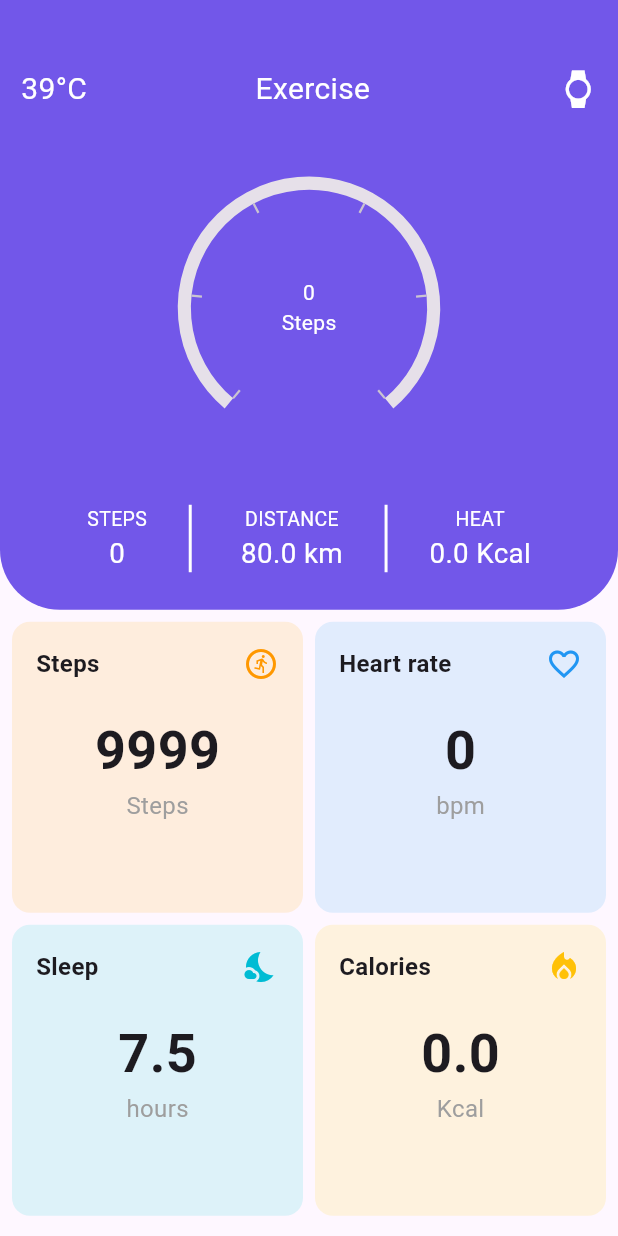
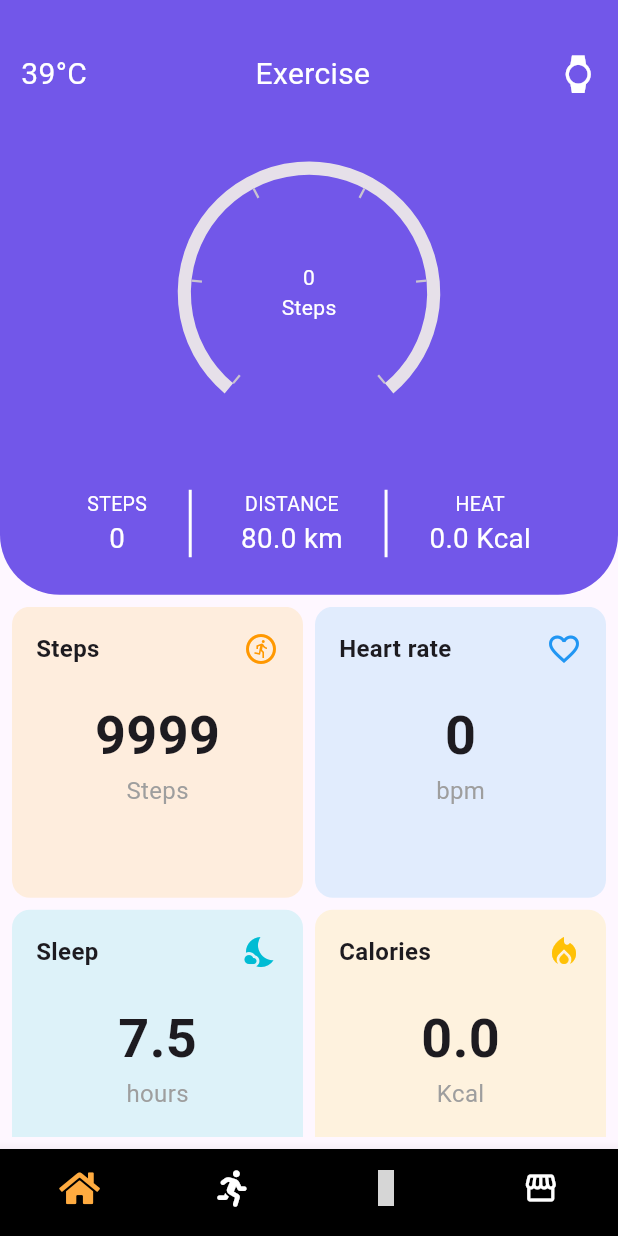
Before and after one commit to DON2604/Fit-Fit-Watch, a Flutter app: the screen it shows after launch, on a phone screen of 412 x 824 dp. Run offline on Flutter 3.47's test engine with Material 3 defaults, Android fonts, the phone set to English and light mode, and no system bars; drawn by our look-alikes of syncfusion_flutter_gauges; our stand-ins replace flutter_vector_icons; network calls fail; grey boxes are pictures that could not be loaded.

Commit message:
added tabs

```diff
--- a/lib/main.dart
+++ b/lib/main.dart
@@ -1,12 +1,12 @@
 import 'package:flutter/material.dart';
-import 'package:watch/screens/landing.dart';
+import 'package:watch/screens/tabs.dart';
 
 void main() {
   runApp(
     const MaterialApp(
       home: Scaffold(
         body: Center(
-          child: LandingPage(),
+          child: TabsScreen(),
         ),
       ),
     ),
--- /dev/null
+++ b/lib/screens/tabs.dart
@@ -0,0 +1,56 @@
+import 'package:flutter/material.dart';
+import 'package:flutter_vector_icons/flutter_vector_icons.dart';
+import 'package:watch/screens/ai.dart';
+import 'package:watch/screens/landing.dart';
+
+class TabsScreen extends StatefulWidget {
+  const TabsScreen({super.key});
+
+  @override
+  State<TabsScreen> createState() {
+    return _TabsScreenState();
+  }
+}
+
+class _TabsScreenState extends State<TabsScreen> {
+  int _selectedPageIndex = 0;
+
+  void _selectedPage(int index) {
+    setState(() {
+      _selectedPageIndex = index;
+    });
+  }
+
+  @override
+  Widget build(BuildContext context) {
+    Widget activePage = const LandingPage();
+
+    if (_selectedPageIndex == 1) {
+      activePage = const AiScreen();
+    }
+
+    return Scaffold(
+      body: activePage,
+      bottomNavigationBar: BottomNavigationBar(
+
+        items: const [
+          BottomNavigationBarItem(
+              icon: Icon(FontAwesome5Solid.home), label: 'Home'),
+          BottomNavigationBarItem(
+              icon: Icon(FontAwesome5Solid.running), label: 'Exercise'),
+          BottomNavigationBarItem(
+              icon: Icon(MaterialCommunityIcons.face_man_shimmer), label: 'AI'),
+          BottomNavigationBarItem(icon: Icon(Icons.storefront), label: 'Store'),
+        ],
+        onTap: _selectedPage,
+        currentIndex: _selectedPageIndex,
+        backgroundColor: Colors.black,
+        type: BottomNavigationBarType.fixed,
+        showSelectedLabels: false,
+        showUnselectedLabels: false,
+        selectedItemColor: Colors.orangeAccent, // Optional: Change the color of the selected item
+        unselectedItemColor: Colors.white, // Optional: Change the color of unselected items
+      ),
+    );
+  }
+}
--- a/lib/widgets/col_data.dart
+++ b/lib/widgets/col_data.dart
@@ -28,7 +28,7 @@ class _ColData extends State<ColData> {
 
   Future<void> _fetchSteps() async {
     try {
-      final response = await http.get(Uri.parse('http://192.168.0.101:5000/steps'));
+      final response = await http.get(Uri.parse('http://192.168.29.190:5000/steps'));
       if (response.statusCode == 200) {
         final data = jsonDecode(response.body);
         setState(() {
@@ -47,7 +47,7 @@ class _ColData extends State<ColData> {
     return Column(
       children: [
         const Padding(
-          padding: EdgeInsets.only(top: 45.0),
+          padding: EdgeInsets.only(top: 35.0),
           child: Row(
             mainAxisAlignment: MainAxisAlignment.spaceBetween,
             children: [
--- a/lib/widgets/gridder.dart
+++ b/lib/widgets/gridder.dart
@@ -25,7 +25,7 @@ class _Gridder extends State<Gridder> {
 
   Future<void> _fetchBeat() async {
     try {
-      final response = await http.get(Uri.parse('http://192.168.0.101:5000/heartbeat'));
+      final response = await http.get(Uri.parse('http://192.168.29.190:5000/heartbeat'));
       if (response.statusCode == 200) {
         final data = jsonDecode(response.body);
         setState(() {
--- a/pubspec.yaml
+++ b/pubspec.yaml
@@ -37,6 +37,7 @@ dependencies:
   cupertino_icons: ^1.0.6
   syncfusion_flutter_gauges: ^25.2.7
   http: ^1.2.1
+  flutter_vector_icons: ^2.0.0
 
 dev_dependencies:
   flutter_test:
@@ -47,7 +48,7 @@ dev_dependencies:
   # activated in the `analysis_options.yaml` file located at the root of your
   # package. See that file for information about deactivating specific lint
   # rules and activating additional ones.
-  flutter_lints: ^3.0.0
+  flutter_lints: ^4.0.0
 
 # For information on the generic Dart part of this file, see the
 # following page: https://dart.dev/tools/pub/pubspec
```
Also changed, not shown: lib/screens/ai.dart (added, +12 -0 lines), pubspec.lock, 1 other file.
